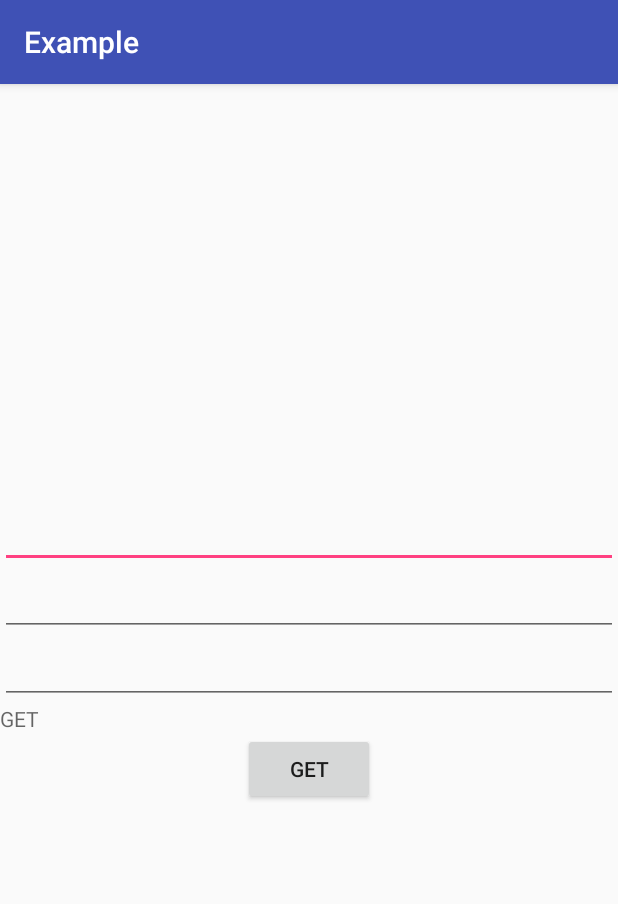
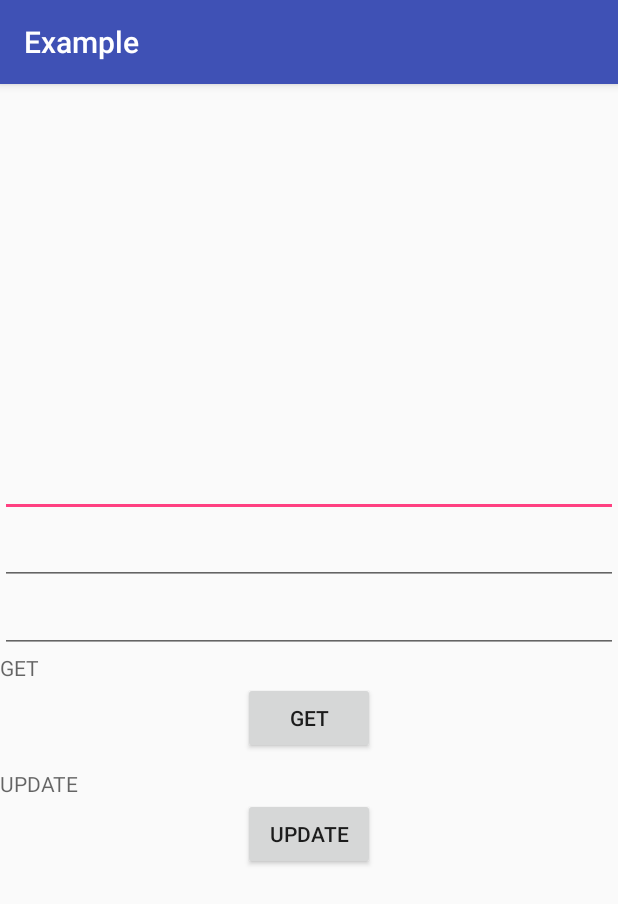
Before and after one commit to AlenKir/CafesApp, an Android app: the ExampleActivity screen opened directly, with no data from a screen before it, on a phone screen of 412 x 824 dp. Shown: the top 904 px of the screen. Run offline under Robolectric (Android 15) with nearby library versions, the phone set to English and light mode, and no system bars; our stand-ins replace ButterKnife.

Commit message:
at least it can get updated stuff

```diff
--- a/app/src/main/java/com/example/alena_adm/cafesapp/SampleAPI.java
+++ b/app/src/main/java/com/example/alena_adm/cafesapp/SampleAPI.java
@@ -28,6 +28,9 @@ public interface SampleAPI {
 
     @GET("/search/{name}")
     Call<Cafe> getCafe(@Path("name") String name);
+
+    @GET("/update")
+    Call<List<Cafe>> getUpdate();
 
     class Factory {
         private static SampleAPI service;
--- a/app/src/main/res/layout/activity_example.xml
+++ b/app/src/main/res/layout/activity_example.xml
@@ -37,4 +37,16 @@
         android:layout_width="match_parent"
         android:layout_height="10dp" />
 
+    <TextView
+        android:layout_width="match_parent"
+        android:layout_height="wrap_content"
+        android:hint="UPDATE"
+        android:id="@+id/update_textview"/>
+
+    <Button
+        android:layout_width="wrap_content"
+        android:layout_height="wrap_content"
+        android:text="Update"
+        android:onClick="onClickUpdate"/>
+
 </LinearLayout>
```
Also changed, not shown: app/src/main/java/com/example/alena_adm/cafesapp/ExampleActivity.java (+35 -0 lines).
